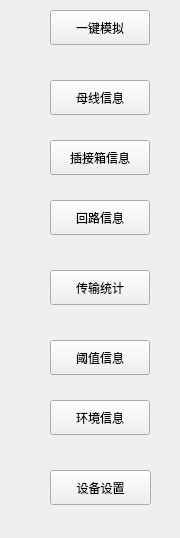
ChinaClever/IDC_TestSystem, file IDC_TestSystem/SI-BusBar/bus_toolbox/bus_simulationtoolwid.ui: the form before one commit.
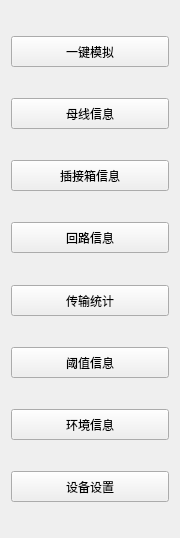
The form after the commit.

```diff
--- a/IDC_TestSystem/SI-BusBar/bus_toolbox/bus_simulationtoolwid.ui
+++ b/IDC_TestSystem/SI-BusBar/bus_toolbox/bus_simulationtoolwid.ui
@@ -13,110 +13,229 @@
   <property name="windowTitle">
    <string>Form</string>
   </property>
-  <widget class="QPushButton" name="loopBtn">
-   <property name="geometry">
-    <rect>
-     <x>50</x>
-     <y>200</y>
-     <width>100</width>
-     <height>35</height>
-    </rect>
-   </property>
+  <layout class="QVBoxLayout" name="verticalLayout">
+   <item>
+    <spacer name="verticalSpacer">
+     <property name="orientation">
+      <enum>Qt::Vertical</enum>
+     </property>
+     <property name="sizeHint" stdset="0">
+      <size>
+       <width>20</width>
+       <height>40</height>
+      </size>
+     </property>
+    </spacer>
+   </item>
+   <item>
+    <widget class="QPushButton" name="mnTestBtn">
+     <property name="minimumSize">
+      <size>
+       <width>0</width>
+       <height>31</height>
+      </size>
+     </property>
    <property name="text">
-    <string>回路信息</string>
-   </property>
-  </widget>
-  <widget class="QPushButton" name="thresholdBtn">
-   <property name="geometry">
-    <rect>
-     <x>50</x>
-     <y>340</y>
-     <width>100</width>
-     <height>35</height>
-    </rect>
-   </property>
+      <string>一键模拟</string>
+     </property>
+    </widget>
+   </item>
+   <item>
+    <spacer name="verticalSpacer_2">
+     <property name="orientation">
+      <enum>Qt::Vertical</enum>
+     </property>
+     <property name="sizeHint" stdset="0">
+      <size>
+       <width>20</width>
+       <height>40</height>
+      </size>
+     </property>
+    </spacer>
+   </item>
+   <item>
+    <widget class="QPushButton" name="busBtn">
+     <property name="minimumSize">
+      <size>
+       <width>0</width>
+       <height>31</height>
+      </size>
+     </property>
    <property name="text">
-    <string>阈值信息</string>
-   </property>
-  </widget>
+      <string>母线信息</string>
+     </property>
+    </widget>
+   </item>
+   <item>
+    <spacer name="verticalSpacer_3">
+     <property name="orientation">
+      <enum>Qt::Vertical</enum>
+     </property>
+     <property name="sizeHint" stdset="0">
+      <size>
+       <width>20</width>
+       <height>40</height>
+      </size>
+     </property>
+    </spacer>
+   </item>
+   <item>
   <widget class="QPushButton" name="boxBtn">
-   <property name="geometry">
-    <rect>
-     <x>50</x>
-     <y>140</y>
-     <width>100</width>
-     <height>35</height>
-    </rect>
+     <property name="minimumSize">
+      <size>
+       <width>0</width>
+       <height>31</height>
+      </size>
    </property>
    <property name="text">
     <string>插接箱信息</string>
    </property>
   </widget>
+   </item>
+   <item>
+    <spacer name="verticalSpacer_4">
+     <property name="orientation">
+      <enum>Qt::Vertical</enum>
+     </property>
+     <property name="sizeHint" stdset="0">
+      <size>
+       <width>20</width>
+       <height>40</height>
+      </size>
+     </property>
+    </spacer>
+   </item>
+   <item>
+    <widget class="QPushButton" name="loopBtn">
+     <property name="minimumSize">
+      <size>
+       <width>0</width>
+       <height>31</height>
+      </size>
+     </property>
+     <property name="text">
+      <string>回路信息</string>
+     </property>
+    </widget>
+   </item>
+   <item>
+    <spacer name="verticalSpacer_5">
+     <property name="orientation">
+      <enum>Qt::Vertical</enum>
+     </property>
+     <property name="sizeHint" stdset="0">
+      <size>
+       <width>20</width>
+       <height>40</height>
+      </size>
+     </property>
+    </spacer>
+   </item>
+   <item>
   <widget class="QPushButton" name="transBtn">
-   <property name="geometry">
-    <rect>
-     <x>50</x>
-     <y>270</y>
-     <width>100</width>
-     <height>35</height>
-    </rect>
+     <property name="minimumSize">
+      <size>
+       <width>0</width>
+       <height>31</height>
+      </size>
    </property>
    <property name="text">
     <string>传输统计</string>
    </property>
   </widget>
-  <widget class="QPushButton" name="mnTestBtn">
-   <property name="geometry">
-    <rect>
-     <x>50</x>
-     <y>10</y>
-     <width>100</width>
-     <height>35</height>
-    </rect>
+   </item>
+   <item>
+    <spacer name="verticalSpacer_6">
+     <property name="orientation">
+      <enum>Qt::Vertical</enum>
+     </property>
+     <property name="sizeHint" stdset="0">
+      <size>
+       <width>20</width>
+       <height>40</height>
+      </size>
+     </property>
+    </spacer>
+   </item>
+   <item>
+    <widget class="QPushButton" name="thresholdBtn">
+     <property name="minimumSize">
+      <size>
+       <width>0</width>
+       <height>31</height>
+      </size>
    </property>
    <property name="text">
-    <string>一键模拟</string>
-   </property>
-  </widget>
+      <string>阈值信息</string>
+     </property>
+    </widget>
+   </item>
+   <item>
+    <spacer name="verticalSpacer_7">
+     <property name="orientation">
+      <enum>Qt::Vertical</enum>
+     </property>
+     <property name="sizeHint" stdset="0">
+      <size>
+       <width>20</width>
+       <height>40</height>
+      </size>
+     </property>
+    </spacer>
+   </item>
+   <item>
   <widget class="QPushButton" name="envBtn">
-   <property name="geometry">
-    <rect>
-     <x>50</x>
-     <y>400</y>
-     <width>100</width>
-     <height>35</height>
-    </rect>
+     <property name="minimumSize">
+      <size>
+       <width>0</width>
+       <height>31</height>
+      </size>
    </property>
    <property name="text">
     <string>环境信息</string>
    </property>
   </widget>
+   </item>
+   <item>
+    <spacer name="verticalSpacer_8">
+     <property name="orientation">
+      <enum>Qt::Vertical</enum>
+     </property>
+     <property name="sizeHint" stdset="0">
+      <size>
+       <width>20</width>
+       <height>40</height>
+      </size>
+     </property>
+    </spacer>
+   </item>
+   <item>
   <widget class="QPushButton" name="settingBtn">
-   <property name="geometry">
-    <rect>
-     <x>50</x>
-     <y>470</y>
-     <width>101</width>
-     <height>35</height>
-    </rect>
+     <property name="minimumSize">
+      <size>
+       <width>0</width>
+       <height>31</height>
+      </size>
    </property>
    <property name="text">
     <string>设备设置</string>
    </property>
   </widget>
-  <widget class="QPushButton" name="busBtn">
-   <property name="geometry">
-    <rect>
-     <x>50</x>
-     <y>80</y>
-     <width>100</width>
-     <height>35</height>
-    </rect>
-   </property>
-   <property name="text">
-    <string>母线信息</string>
-   </property>
-  </widget>
+   </item>
+   <item>
+    <spacer name="verticalSpacer_9">
+     <property name="orientation">
+      <enum>Qt::Vertical</enum>
+     </property>
+     <property name="sizeHint" stdset="0">
+      <size>
+       <width>20</width>
+       <height>40</height>
+      </size>
+     </property>
+    </spacer>
+   </item>
+  </layout>
  </widget>
  <resources/>
  <connections/>
```
Lines whose indentation alone changed are shown as unchanged.
